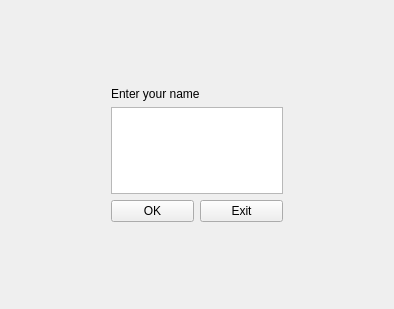
Old version of the form createusers.ui in the repository kivi239/Scrabble.
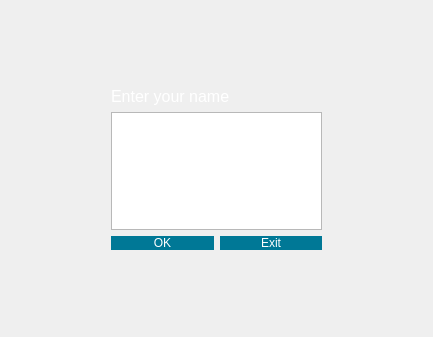
New version of the form.

```diff
--- a/createusers.ui
+++ b/createusers.ui
@@ -6,8 +6,8 @@
    <rect>
     <x>0</x>
     <y>0</y>
-    <width>394</width>
-    <height>309</height>
+    <width>433</width>
+    <height>337</height>
    </rect>
   </property>
   <property name="windowTitle">
@@ -50,6 +50,10 @@
     <layout class="QVBoxLayout" name="verticalLayout">
      <item>
       <widget class="QLabel" name="label">
+       <property name="styleSheet">
+        <string notr="true">color: white;
+font: 16px;</string>
+       </property>
        <property name="text">
         <string>Enter your name</string>
        </property>
@@ -62,6 +66,20 @@
       <layout class="QHBoxLayout" name="horizontalLayout">
        <item>
         <widget class="QPushButton" name="okButton">
+         <property name="styleSheet">
+          <string notr="true">QPushButton {		    
+    color: white;
+    background-color: rgb(0, 120, 150);
+    border-radius: 10px;	
+    border-top: 20px transparent;
+    border-bottom: 20px transparent;
+    border-right: 100px transparent;
+    border-left: 100px transparent;
+    min-height: 1em;
+    min-width: 2em;
+	font: 100 16pt &quot;System&quot;;
+}</string>
+         </property>
          <property name="text">
           <string>OK</string>
          </property>
@@ -69,6 +87,20 @@
        </item>
        <item>
         <widget class="QPushButton" name="exitButton">
+         <property name="styleSheet">
+          <string notr="true">QPushButton {		    
+    color: white;
+    background-color: rgb(0, 120, 150);
+    border-radius: 10px;	
+    border-top: 20px transparent;
+    border-bottom: 20px transparent;
+    border-right: 100px transparent;
+    border-left: 100px transparent;
+    min-height: 1em;
+    min-width: 2em;
+	font: 100 16pt &quot;System&quot;;
+}</string>
+         </property>
          <property name="text">
           <string>Exit</string>
          </property>
```
